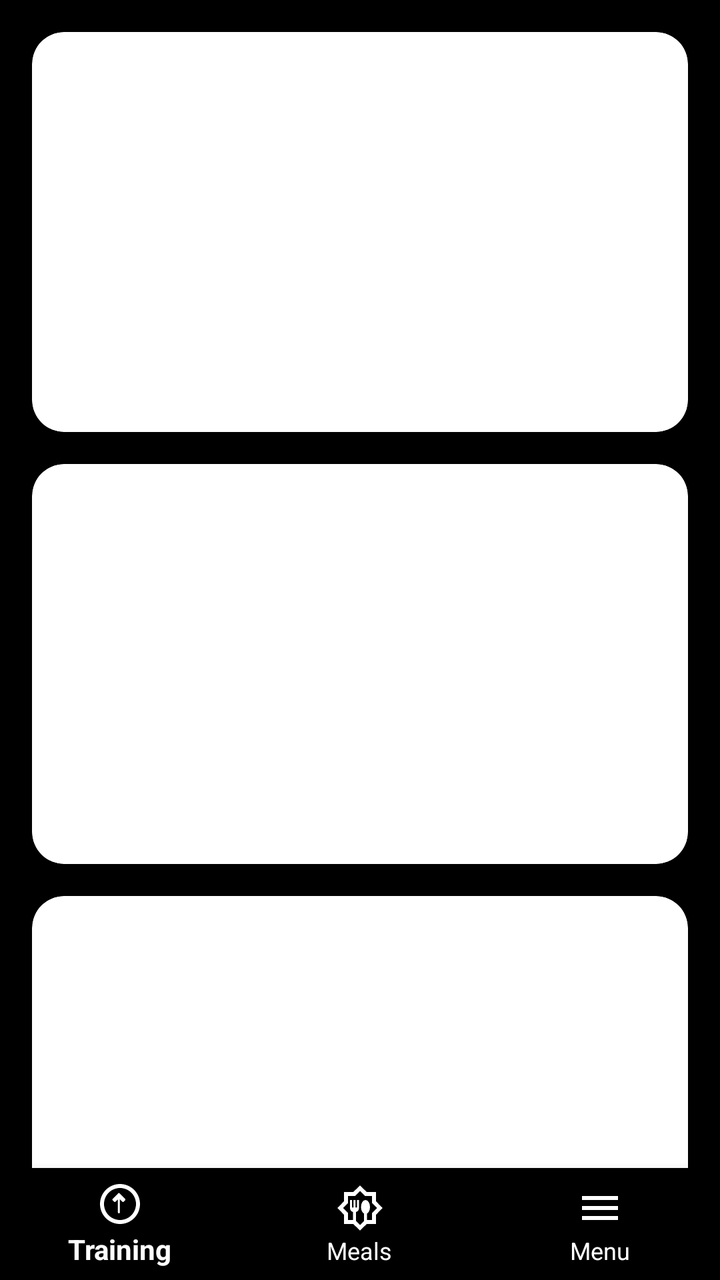
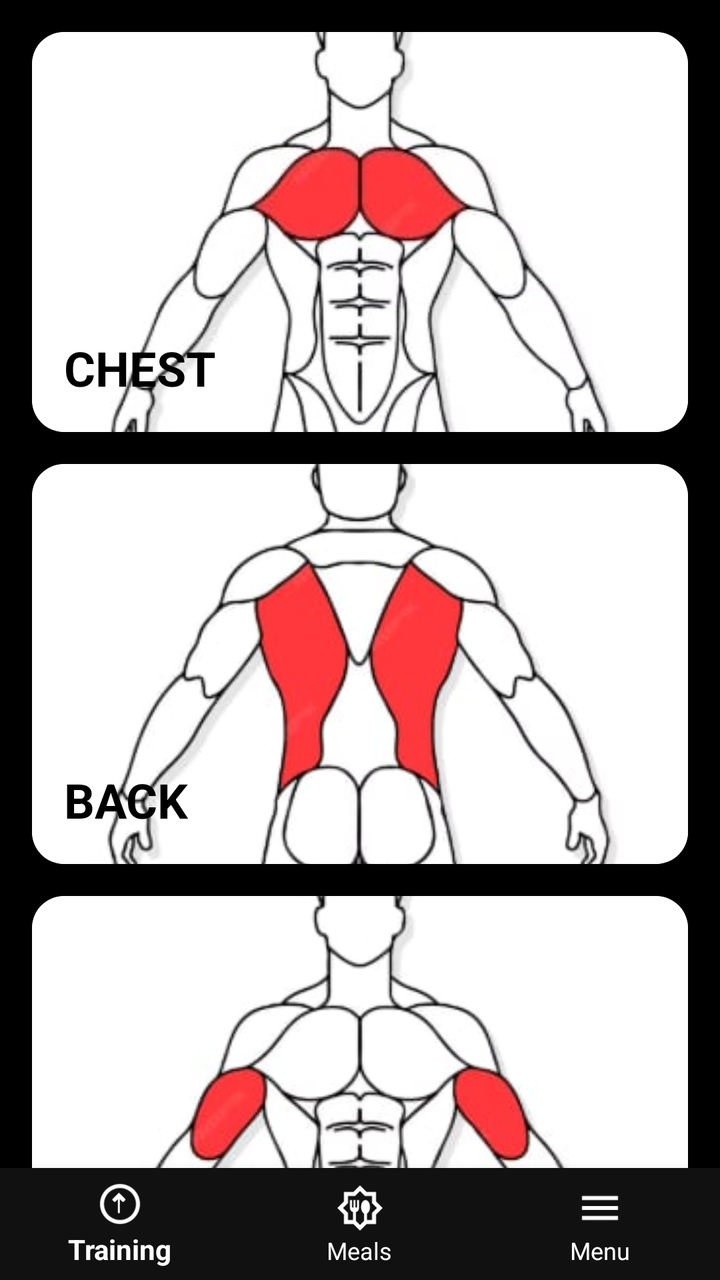

Before-and-after screenshots of an Android layout around one commit, followed by the original layout XML and the change that was made.
<!-- AndroidManifest.xml: application theme Theme.Gymora -->
<!-- res/layout/activity_home.xml -->
<?xml version="1.0" encoding="utf-8"?>
<androidx.constraintlayout.widget.ConstraintLayout xmlns:android="http://schemas.android.com/apk/res/android"
    xmlns:app="http://schemas.android.com/apk/res-auto"
    xmlns:tools="http://schemas.android.com/tools"
    android:id="@+id/home_layout"
    android:layout_width="match_parent"
    android:layout_height="match_parent"
    android:background="#000000">

    <ScrollView
        android:id="@+id/scroll_view"
        android:layout_width="0dp"
        android:layout_height="0dp"
        app:layout_constraintTop_toTopOf="parent"
        app:layout_constraintBottom_toTopOf="@+id/bottomNav"
        app:layout_constraintStart_toStartOf="parent"
        app:layout_constraintEnd_toEndOf="parent">

        <LinearLayout
            android:layout_width="match_parent"
            android:layout_height="wrap_content"
            android:orientation="vertical"
            android:padding="8dp">

            
            <androidx.cardview.widget.CardView
                android:layout_width="match_parent"
                android:layout_height="200dp"
                android:layout_margin="8dp"
                app:cardCornerRadius="16dp">

                <RelativeLayout
                    android:layout_width="match_parent"
                    android:layout_height="match_parent">







                    <TextView
                        android:layout_width="wrap_content"
                        android:layout_height="wrap_content"
                        android:text="Chest"
                        android:textColor="@android:color/white"
                        android:textSize="24sp"
                        android:textStyle="bold"
                        android:layout_alignParentBottom="true"
                        android:layout_margin="16dp"/>
                </RelativeLayout>
            </androidx.cardview.widget.CardView>

            
            <androidx.cardview.widget.CardView
                android:layout_width="match_parent"
                android:layout_height="200dp"
                android:layout_margin="8dp"
                app:cardCornerRadius="16dp">

                <RelativeLayout
                    android:layout_width="match_parent"
                    android:layout_height="match_parent">

                    
                    
                    
                    
                    

                    <TextView
                        android:layout_width="wrap_content"
                        android:layout_height="wrap_content"
                        android:layout_alignParentBottom="true"
                        android:layout_margin="16dp"
                        android:text="Legs"
                        android:textColor="@android:color/white"
                        android:textSize="24sp"
                        android:textStyle="bold" />
                </RelativeLayout>
            </androidx.cardview.widget.CardView>

            
            <androidx.cardview.widget.CardView
                android:layout_width="match_parent"
                android:layout_height="200dp"
                android:layout_margin="8dp"
                app:cardCornerRadius="16dp">

                <RelativeLayout
                    android:layout_width="match_parent"
                    android:layout_height="match_parent">







                    <TextView
                        android:layout_width="wrap_content"
                        android:layout_height="wrap_content"
                        android:text="Back"
                        android:textColor="@android:color/white"
                        android:textSize="24sp"
                        android:textStyle="bold"
                        android:layout_alignParentBottom="true"
                        android:layout_margin="16dp"/>
                </RelativeLayout>
            </androidx.cardview.widget.CardView>

            
            <androidx.cardview.widget.CardView
                android:layout_width="match_parent"
                android:layout_height="200dp"
                android:layout_margin="8dp"
                app:cardCornerRadius="16dp">

                <RelativeLayout
                    android:layout_width="match_parent"
                    android:layout_height="match_parent">







                    <TextView
                        android:layout_width="wrap_content"
                        android:layout_height="wrap_content"
                        android:text="Shoulders"
                        android:textColor="@android:color/white"
                        android:textSize="24sp"
                        android:textStyle="bold"
                        android:layout_alignParentBottom="true"
                        android:layout_margin="16dp"/>
                </RelativeLayout>
            </androidx.cardview.widget.CardView>

            
            <androidx.cardview.widget.CardView
                android:layout_width="match_parent"
                android:layout_height="200dp"
                android:layout_margin="8dp"
                app:cardCornerRadius="16dp">

                <RelativeLayout
                    android:layout_width="match_parent"
                    android:layout_height="match_parent">







                    <TextView
                        android:layout_width="wrap_content"
                        android:layout_height="wrap_content"
                        android:text="Arms"
                        android:textColor="@android:color/white"
                        android:textSize="24sp"
                        android:textStyle="bold"
                        android:layout_alignParentBottom="true"
                        android:layout_margin="16dp"/>
                </RelativeLayout>
            </androidx.cardview.widget.CardView>

        </LinearLayout>
    </ScrollView>

    <com.google.android.material.bottomnavigation.BottomNavigationView
        android:id="@+id/bottomNav"
        android:layout_width="0dp"
        android:layout_height="wrap_content"
        android:backgroundTint="#111111"
        app:itemIconTint="@color/white"
        app:itemTextColor="@color/white"
        app:layout_constraintBottom_toBottomOf="parent"
        app:layout_constraintEnd_toEndOf="parent"
        app:layout_constraintStart_toStartOf="parent"
        app:menu="@menu/bottom_nav_menu" />

</androidx.constraintlayout.widget.ConstraintLayout>
<!-- resources referenced by this layout -->
<resources>
  <color name="white">#FFFFFFFF</color>
  <style name="Theme.Gymora" parent="Base.Theme.Gymora" />
  <style name="Base.Theme.Gymora" parent="Theme.AppCompat.DayNight.NoActionBar">
          
          
      </style>
</resources>

<!-- the commit's change to res/layout/activity_home.xml (unified diff, before → after) -->
@@ -24,6 +24,7 @@
 
             
             <androidx.cardview.widget.CardView
+                android:id="@+id/card_chest"
                 android:layout_width="match_parent"
                 android:layout_height="200dp"
                 android:layout_margin="8dp"
@@ -33,26 +34,27 @@
                     android:layout_width="match_parent"
                     android:layout_height="match_parent">
 
-
-
-
-
-
+                    <ImageView
+                        android:layout_width="match_parent"
+                        android:layout_height="match_parent"
+                        android:scaleType="centerCrop"
+                        android:src="@drawable/db91250f_4df4_4a08_ba18_d450074d06fb" />
 
                     <TextView
                         android:layout_width="wrap_content"
                         android:layout_height="wrap_content"
-                        android:text="Chest"
-                        android:textColor="@android:color/white"
+                        android:layout_alignParentBottom="true"
+                        android:layout_margin="16dp"
+                        android:text="CHEST"
+                        android:textColor="@color/black"
                         android:textSize="24sp"
-                        android:textStyle="bold"
-                        android:layout_alignParentBottom="true"
-                        android:layout_margin="16dp"/>
+                        android:textStyle="bold" />
                 </RelativeLayout>
             </androidx.cardview.widget.CardView>
 
             
             <androidx.cardview.widget.CardView
+                android:id="@+id/card_back"
                 android:layout_width="match_parent"
                 android:layout_height="200dp"
                 android:layout_margin="8dp"
@@ -62,19 +64,19 @@
                     android:layout_width="match_parent"
                     android:layout_height="match_parent">
 
-                    
-                    
-                    
-                    
-                    
+                    <ImageView
+                        android:layout_width="match_parent"
+                        android:layout_height="match_parent"
+                        android:scaleType="centerCrop"
+                        android:src="@drawable/_b41954c_dd6b_48c3_ae4c_9223025bdb89" />
 
                     <TextView
                         android:layout_width="wrap_content"
                         android:layout_height="wrap_content"
                         android:layout_alignParentBottom="true"
                         android:layout_margin="16dp"
-                        android:text="Legs"
-                        android:textColor="@android:color/white"
+                        android:text="BACK"
+                        android:textColor="@color/black"
                         android:textSize="24sp"
                         android:textStyle="bold" />
                 </RelativeLayout>
@@ -82,6 +84,7 @@
 
             
             <androidx.cardview.widget.CardView
+                android:id="@+id/card_arms"
                 android:layout_width="match_parent"
                 android:layout_height="200dp"
                 android:layout_margin="8dp"
@@ -91,26 +94,27 @@
                     android:layout_width="match_parent"
                     android:layout_height="match_parent">
 
-
-
-
-
-
+                    <ImageView
+                        android:layout_width="match_parent"
+                        android:layout_height="match_parent"
+                        android:scaleType="centerCrop"
+                        android:src="@drawable/_ea381e5_d98a_43c9_b840_066881b487fa" />
 
                     <TextView
                         android:layout_width="wrap_content"
                         android:layout_height="wrap_content"
-                        android:text="Back"
-                        android:textColor="@android:color/white"
+                        android:layout_alignParentBottom="true"
+                        android:layout_margin="16dp"
+                        android:text="ARMS"
+                        android:textColor="@color/black"
                         android:textSize="24sp"
-                        android:textStyle="bold"
-                        android:layout_alignParentBottom="true"
-                        android:layout_margin="16dp"/>
+                        android:textStyle="bold" />
                 </RelativeLayout>
             </androidx.cardview.widget.CardView>
 
             
             <androidx.cardview.widget.CardView
+                android:id="@+id/card_legs"
                 android:layout_width="match_parent"
                 android:layout_height="200dp"
                 android:layout_margin="8dp"
@@ -120,50 +124,21 @@
                     android:layout_width="match_parent"
                     android:layout_height="match_parent">
 
-
-
-
-
-
+                    <ImageView
+                        android:layout_width="match_parent"
+                        android:layout_height="match_parent"
+                        android:scaleType="centerCrop"
+                        android:src="@drawable/fc1c6f85_78d0_4476_9806_ff4be2acf37a" />
 
                     <TextView
                         android:layout_width="wrap_content"
                         android:layout_height="wrap_content"
-                        android:text="Shoulders"
-                        android:textColor="@android:color/white"
+                        android:layout_alignParentBottom="true"
+                        android:layout_margin="16dp"
+                        android:text="LEGS"
+                        android:textColor="@color/black"
                         android:textSize="24sp"
-                        android:textStyle="bold"
-                        android:layout_alignParentBottom="true"
-                        android:layout_margin="16dp"/>
-                </RelativeLayout>
-            </androidx.cardview.widget.CardView>
-
-            
-            <androidx.cardview.widget.CardView
-                android:layout_width="match_parent"
-                android:layout_height="200dp"
-                android:layout_margin="8dp"
-                app:cardCornerRadius="16dp">
-
-                <RelativeLayout
-                    android:layout_width="match_parent"
-                    android:layout_height="match_parent">
-
-
-
-
-
-
-
-                    <TextView
-                        android:layout_width="wrap_content"
-                        android:layout_height="wrap_content"
-                        android:text="Arms"
-                        android:textColor="@android:color/white"
-                        android:textSize="24sp"
-                        android:textStyle="bold"
-                        android:layout_alignParentBottom="true"
-                        android:layout_margin="16dp"/>
+                        android:textStyle="bold" />
                 </RelativeLayout>
             </androidx.cardview.widget.CardView>
 
@@ -174,7 +149,7 @@
         android:id="@+id/bottomNav"
         android:layout_width="0dp"
         android:layout_height="wrap_content"
-        android:backgroundTint="#111111"
+        android:background="#111111"
         app:itemIconTint="@color/white"
         app:itemTextColor="@color/white"
         app:layout_constraintBottom_toBottomOf="parent"
<!-- resource entries referenced after the edit -->
@@ -1,6 +1,11 @@
 <!-- resources referenced by this layout -->
 <resources>
+  <color name="black">#FF000000</color>
   <color name="white">#FFFFFFFF</color>
+  <!-- drawable _b41954c_dd6b_48c3_ae4c_9223025bdb89: jpg bitmap (drawable, 10844 bytes) -->
+  <!-- drawable _ea381e5_d98a_43c9_b840_066881b487fa: jpg bitmap (drawable, 11553 bytes) -->
+  <!-- drawable db91250f_4df4_4a08_ba18_d450074d06fb: jpg bitmap (drawable, 28660 bytes) -->
+  <!-- drawable fc1c6f85_78d0_4476_9806_ff4be2acf37a: jpg bitmap (drawable, 7333 bytes) -->
   <style name="Theme.Gymora" parent="Base.Theme.Gymora" />
   <style name="Base.Theme.Gymora" parent="Theme.AppCompat.DayNight.NoActionBar">
           
